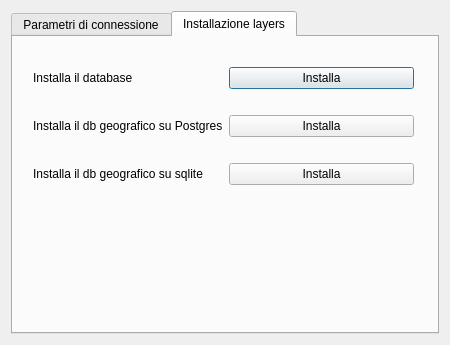
Above: pyarchinit/modules/gui/Ui_pyarchinitConfig.ui from mandoluca/pyarchinit_beta_test before the change. Below: the same form after it.
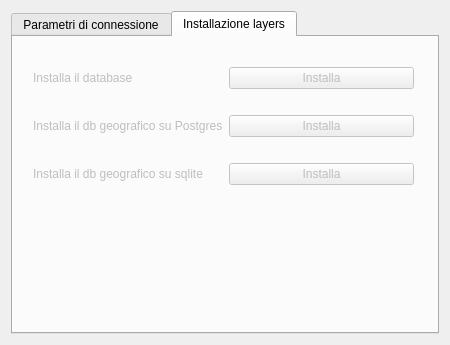
That is the form after the change. The open tabs and pages were chosen to show the change. Icons and pictures are not drawn.

The edit to the form file:
```diff
--- a/pyarchinit/modules/gui/Ui_pyarchinitConfig.ui
+++ b/pyarchinit/modules/gui/Ui_pyarchinitConfig.ui
@@ -210,6 +210,9 @@
        <string>Installazione layers</string>
       </attribute>
       <widget class="QWidget" name="layoutWidget">
+       <property name="enabled">
+        <bool>false</bool>
+       </property>
        <property name="geometry">
         <rect>
          <x>20</x>
@@ -228,6 +231,9 @@
         </item>
         <item row="0" column="1">
          <widget class="QPushButton" name="pushButton_crea_database">
+          <property name="enabled">
+           <bool>false</bool>
+          </property>
           <property name="text">
            <string>Installa</string>
           </property>
@@ -242,6 +248,9 @@
         </item>
         <item row="1" column="1">
          <widget class="QPushButton" name="pushButton_crea_layer">
+          <property name="enabled">
+           <bool>false</bool>
+          </property>
           <property name="text">
            <string>Installa</string>
           </property>
@@ -256,6 +265,9 @@
         </item>
         <item row="2" column="1">
          <widget class="QPushButton" name="pushButton_crea_db_sqlite">
+          <property name="enabled">
+           <bool>false</bool>
+          </property>
           <property name="text">
            <string>Installa</string>
           </property>
```
Left out of the diff: 2 changed lines with no effect on the pictures.
